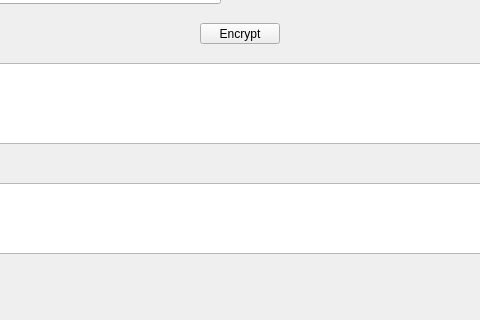
The window that mainwindow.ui (RaulToto/XTEA) describes before a commit, drawn with Qt 5; both pictures show x 130 to 610 and y 204 to 524 of the 786 by 524 pixel window.
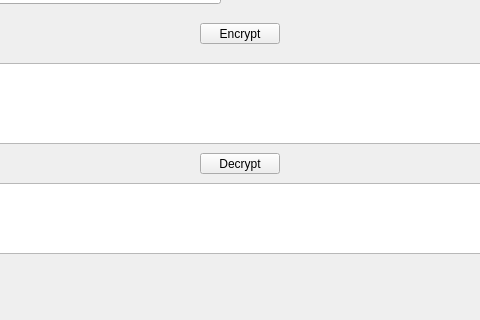
The same window after the commit.

What changed in the file:
```diff
--- a/mainwindow.ui
+++ b/mainwindow.ui
@@ -132,6 +132,19 @@
      <string>Descrifrado</string>
     </property>
    </widget>
+   <widget class="QPushButton" name="pushButton_2">
+    <property name="geometry">
+     <rect>
+      <x>330</x>
+      <y>340</y>
+      <width>80</width>
+      <height>21</height>
+     </rect>
+    </property>
+    <property name="text">
+     <string>Decrypt</string>
+    </property>
+   </widget>
   </widget>
   <widget class="QMenuBar" name="menuBar">
    <property name="geometry">
```
